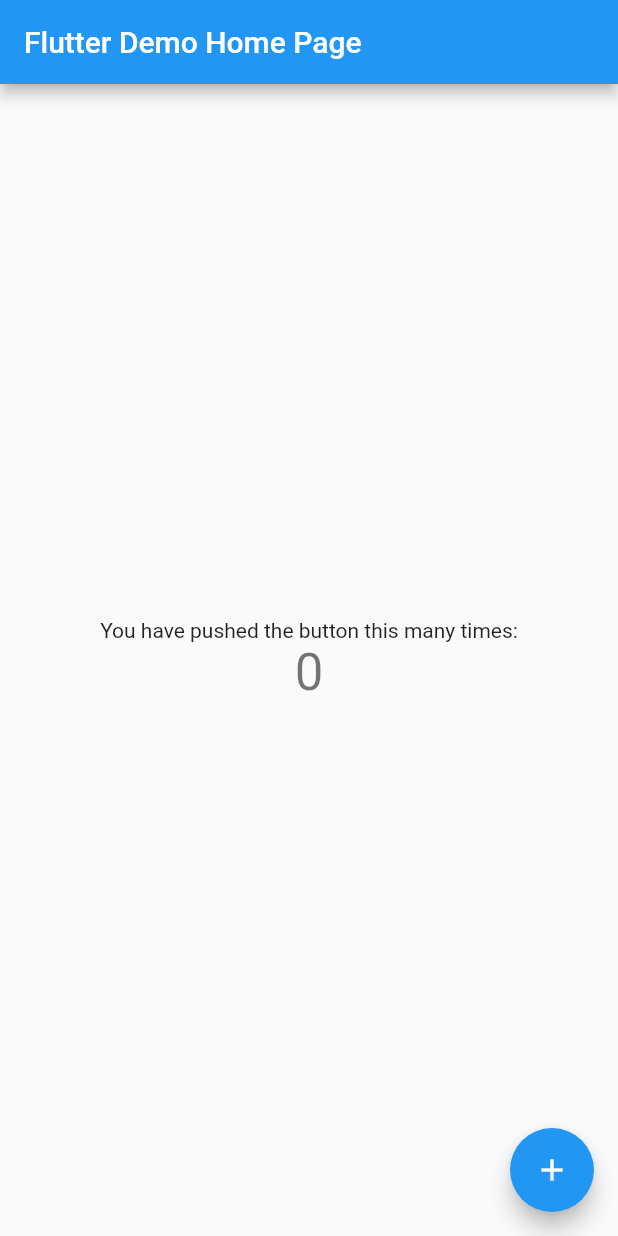
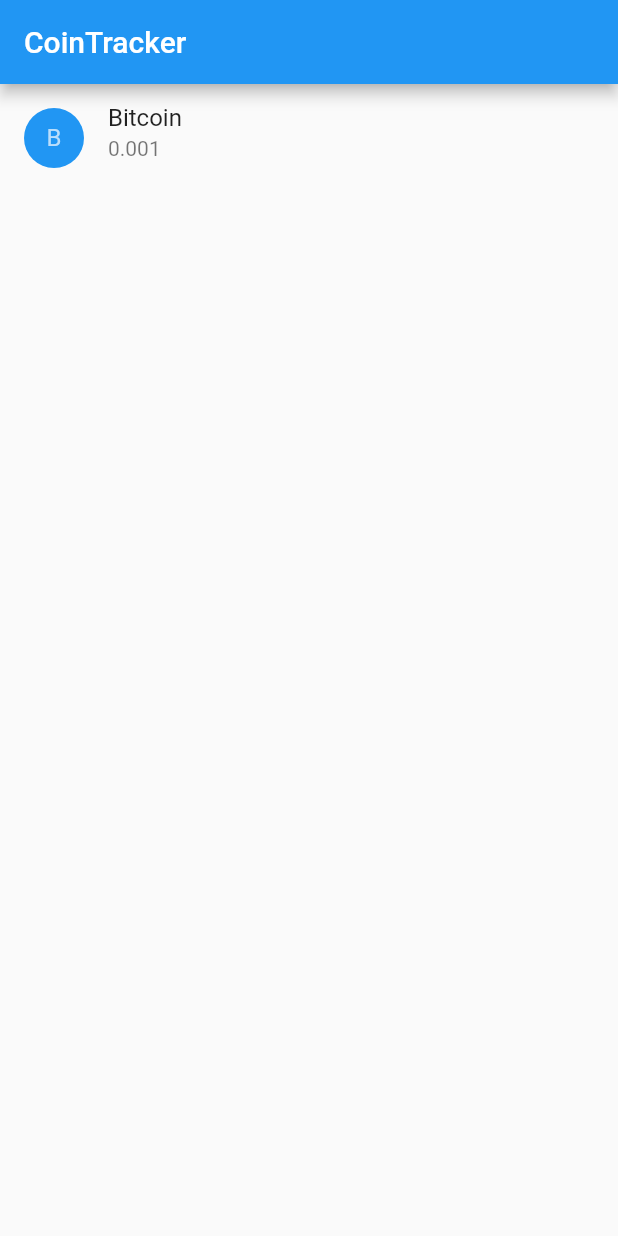
Before and after one commit to kolten/coin_tracker, a Flutter app: the screen it shows after launch, on a phone screen of 412 x 824 dp. Run offline on Flutter 3.47's test engine with Material 2 defaults, Android fonts, the phone set to English and light mode, and no system bars.

Commit message:
Added Coin class, set up list view, added dummy data

```diff
--- /dev/null
+++ b/lib/Classes/coin.dart
@@ -0,0 +1,16 @@
+class Coin {
+  final String id;
+  final String name;
+  final String symbol;
+  final double price;
+
+  Coin({this.id, this.name, this.price, this.symbol});
+
+  // Helper function
+  // Structure from https://api.coinmarketcap.com/v1/ticker
+  Coin.fromJson(Map json)
+    : id = json['id'],
+      name = json['name'],
+      price = double.parse(json['price_usd']),
+      symbol = json["symbol"];
+}
--- a/lib/main.dart
+++ b/lib/main.dart
@@ -1,13 +1,14 @@
+import 'package:coin_tracker/Classes/coin.dart';
 import 'package:flutter/material.dart';
 
-void main() => runApp(new MyApp());
+void main() => runApp(new App());
 
-class MyApp extends StatelessWidget {
+class App extends StatelessWidget {
   // This widget is the root of your application.
   @override
   Widget build(BuildContext context) {
     return new MaterialApp(
-      title: 'Flutter Demo',
+      title: 'CoinTracker',
       theme: new ThemeData(
         // This is the theme of your application.
         //
@@ -19,13 +20,13 @@ class MyApp extends StatelessWidget {
         // counter didn't reset back to zero; the application is not restarted.
         primarySwatch: Colors.blue,
       ),
-      home: new MyHomePage(title: 'Flutter Demo Home Page'),
+      home: new CoinList(title: 'CoinTracker'),
     );
   }
 }
 
-class MyHomePage extends StatefulWidget {
-  MyHomePage({Key key, this.title}) : super(key: key);
+class CoinList extends StatefulWidget {
+  CoinList({Key key, this.title}) : super(key: key);
 
   // This widget is the home page of your application. It is stateful, meaning
   // that it has a State object (defined below) that contains fields that affect
@@ -39,71 +40,59 @@ class MyHomePage extends StatefulWidget {
   final String title;
 
   @override
-  _MyHomePageState createState() => new _MyHomePageState();
+  _CoinListState createState() => new _CoinListState();
 }
 
-class _MyHomePageState extends State<MyHomePage> {
-  int _counter = 0;
+class _CoinListState extends State<CoinList> {
+  // Create a list of Coins, similar to Python, just with types!
+  List<Coin> coins = [];
+  // set our initial state
+  @override
+  void initState() {
+      // TODO: implement initState
+      super.initState();
 
-  void _incrementCounter() {
-    setState(() {
-      // This call to setState tells the Flutter framework that something has
-      // changed in this State, which causes it to rerun the build method below
-      // so that the display can reflect the updated values. If we changed
-      // _counter without calling setState(), then the build method would not be
-      // called again, and so nothing would appear to happen.
-      _counter++;
-    });
-  }
+      // Dummy data for the moment
+      coins.add(new Coin(id: "1", name: "Bitcoin", symbol:"BTC", price: 0.001));
+    }
 
   @override
   Widget build(BuildContext context) {
-    // This method is rerun every time setState is called, for instance as done
-    // by the _incrementCounter method above.
-    //
     // The Flutter framework has been optimized to make rerunning build methods
     // fast, so that you can just rebuild anything that needs updating rather
     // than having to individually change instances of widgets.
     return new Scaffold(
       appBar: new AppBar(
-        // Here we take the value from the MyHomePage object that was created by
-        // the App.build method, and use it to set our appbar title.
         title: new Text(widget.title),
       ),
-      body: new Center(
-        // Center is a layout widget. It takes a single child and positions it
-        // in the middle of the parent.
-        child: new Column(
-          // Column is also layout widget. It takes a list of children and
-          // arranges them vertically. By default, it sizes itself to fit its
-          // children horizontally, and tries to be as tall as its parent.
-          //
-          // Invoke "debug paint" (press "p" in the console where you ran
-          // "flutter run", or select "Toggle Debug Paint" from the Flutter tool
-          // window in IntelliJ) to see the wireframe for each widget.
-          //
-          // Column has various properties to control how it sizes itself and
-          // how it positions its children. Here we use mainAxisAlignment to
-          // center the children vertically; the main axis here is the vertical
-          // axis because Columns are vertical (the cross axis would be
-          // horizontal).
-          mainAxisAlignment: MainAxisAlignment.center,
-          children: <Widget>[
-            new Text(
-              'You have pushed the button this many times:',
-            ),
-            new Text(
-              '$_counter',
-              style: Theme.of(context).textTheme.display1,
-            ),
-          ],
+      body: Center(
+        // ListView
+        child: ListView.builder(
+          itemBuilder: (BuildContext context, int index) => _buildTile(context, index),
         ),
       ),
-      floatingActionButton: new FloatingActionButton(
-        onPressed: _incrementCounter,
-        tooltip: 'Increment',
-        child: new Icon(Icons.add),
-      ), // This trailing comma makes auto-formatting nicer for build methods.
+    );
+  }
+
+
+  Widget _buildTile(BuildContext context, int index){
+    // Check if the index is large than or equal to the list size
+    if(index >= coins.length){
+      return null;
+    }
+
+    return new ListTile(
+      leading: _leadingWidget(coins[index].symbol[0]),
+      title: new Text(coins[index].name),
+      subtitle: new Text(coins[index].price.toString()),
+      isThreeLine: true,
+    );
+  }
+
+  _leadingWidget(String symbol){
+    return new CircleAvatar(
+      backgroundColor: Colors.blue,
+      child: new Text(symbol[0]),
     );
   }
 }
--- a/pubspec.yaml
+++ b/pubspec.yaml
@@ -8,6 +8,7 @@ dependencies:
   # The following adds the Cupertino Icons font to your application.
   # Use with the CupertinoIcons class for iOS style icons.
   cupertino_icons: ^0.1.0
+  web_socket_channel: "^1.0.7"
 
 dev_dependencies:
   flutter_test:
```
Also changed, not shown: pubspec.lock.
